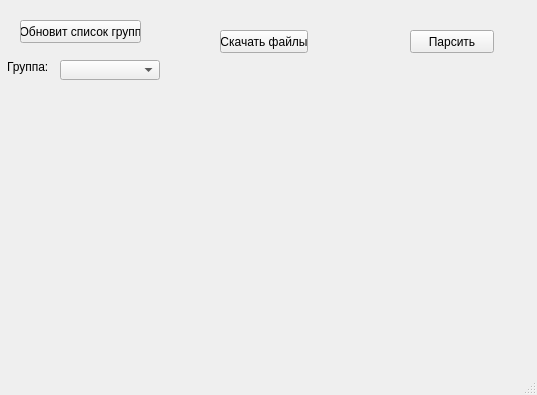
Before: the Qt Designer form mainwindow.ui in chalexyur/shnedule, drawn with Qt 5.
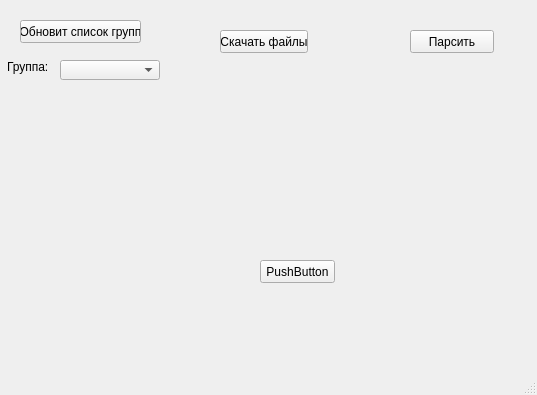
After: the same form once the commit is applied. Icons and pictures are not drawn.

What changed in the file:
```diff
--- a/mainwindow.ui
+++ b/mainwindow.ui
@@ -98,6 +98,19 @@
               </size>
           </property>
    </widget>
+      <widget class="QPushButton" name="pushButton">
+          <property name="geometry">
+              <rect>
+                  <x>260</x>
+                  <y>260</y>
+                  <width>75</width>
+                  <height>23</height>
+              </rect>
+          </property>
+          <property name="text">
+              <string>PushButton</string>
+          </property>
+      </widget>
   </widget>
   <widget class="QMenuBar" name="menubar">
    <property name="geometry">
```
